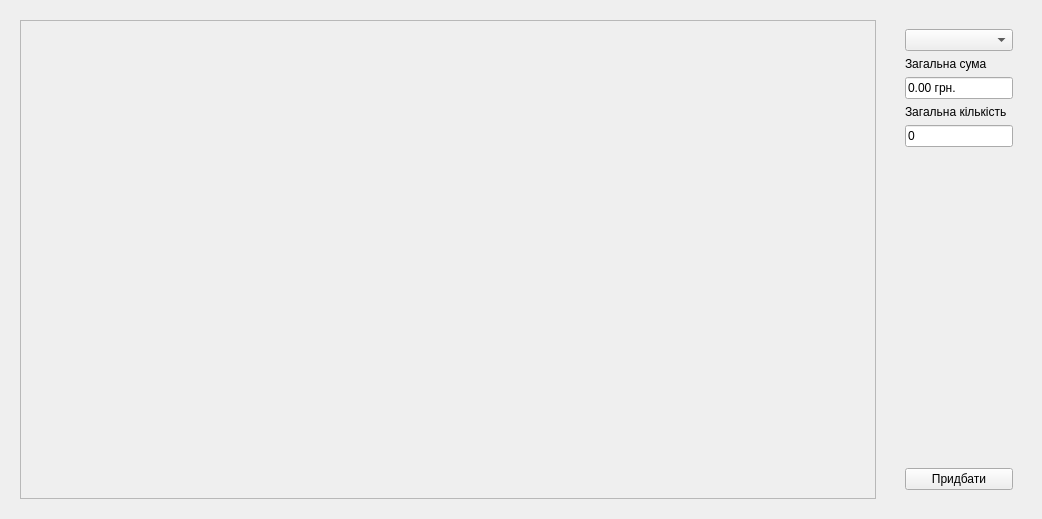
Fyz-dev/GunStore, file src/View/buyproduct.ui: the form before one commit.
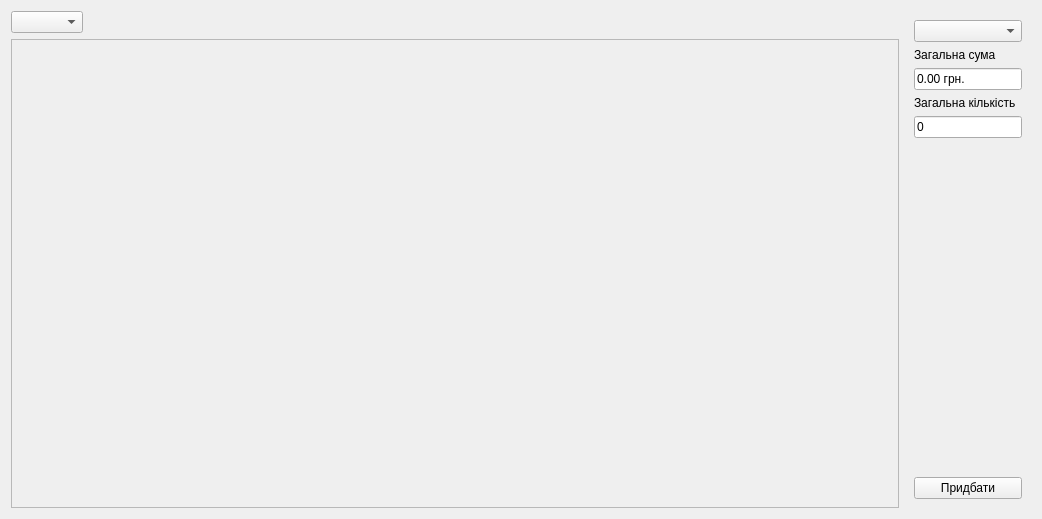
The form after the commit.

```diff
--- a/src/View/buyproduct.ui
+++ b/src/View/buyproduct.ui
@@ -19,22 +19,29 @@
 	background-color: transparent;
 }</string>
   </property>
+  <layout class="QHBoxLayout" name="horizontalLayout_2">
+   <item>
+    <layout class="QVBoxLayout" name="verticalLayout_2">
+     <item>
   <layout class="QHBoxLayout" name="horizontalLayout">
-   <property name="spacing">
-    <number>20</number>
-   </property>
-   <property name="leftMargin">
-    <number>20</number>
-   </property>
-   <property name="topMargin">
-    <number>20</number>
-   </property>
-   <property name="rightMargin">
-    <number>20</number>
-   </property>
-   <property name="bottomMargin">
-    <number>20</number>
-   </property>
+       <item>
+        <widget class="QComboBox" name="comboBox_2"/>
+       </item>
+       <item>
+        <spacer name="horizontalSpacer">
+         <property name="orientation">
+          <enum>Qt::Horizontal</enum>
+         </property>
+         <property name="sizeHint" stdset="0">
+          <size>
+           <width>40</width>
+           <height>20</height>
+          </size>
+         </property>
+        </spacer>
+       </item>
+      </layout>
+     </item>
    <item>
     <widget class="QScrollArea" name="scrollArea">
      <property name="widgetResizable">
@@ -45,8 +52,8 @@
        <rect>
         <x>0</x>
         <y>0</y>
-        <width>852</width>
-        <height>477</height>
+          <width>886</width>
+          <height>465</height>
        </rect>
       </property>
       <layout class="QVBoxLayout" name="verticalLayout">
@@ -81,6 +88,8 @@
       </layout>
      </widget>
     </widget>
+     </item>
+    </layout>
    </item>
    <item>
     <widget class="QWidget" name="buyProductAndInfo" native="true">
```
Lines whose indentation alone changed are shown as unchanged.
